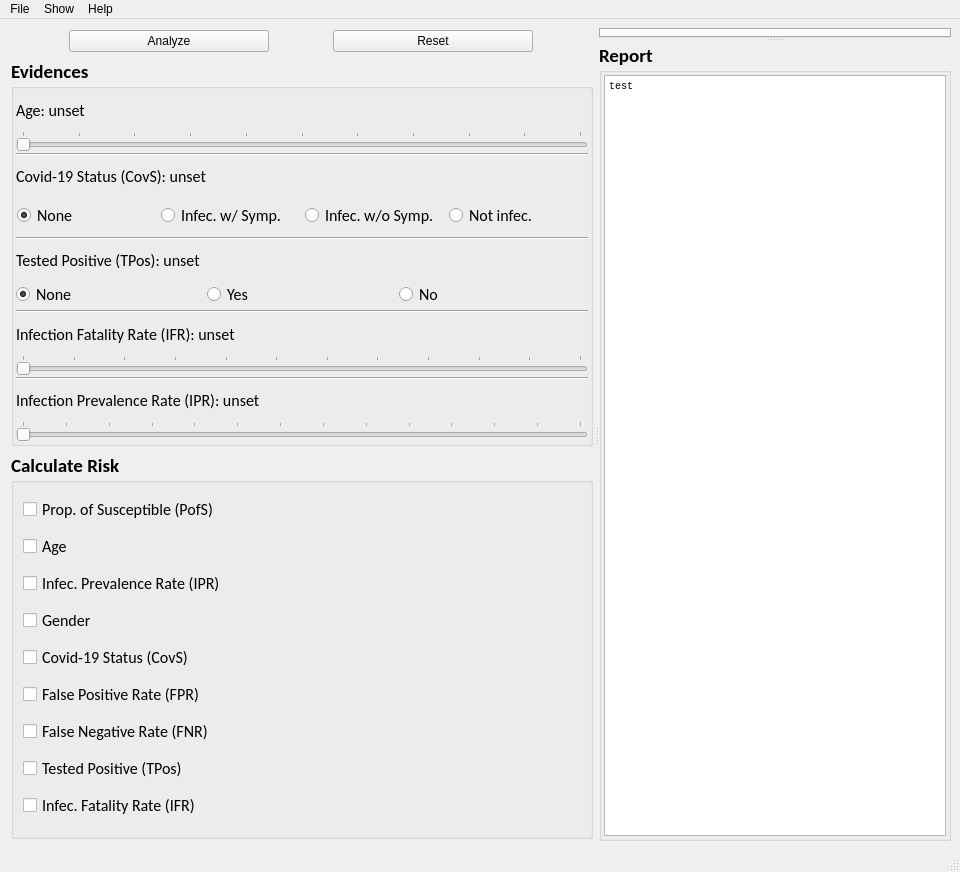
This is mainwindow.ui in helderc/dss-bt-risk as Qt 5 draws it before an edit. The edited form follows.
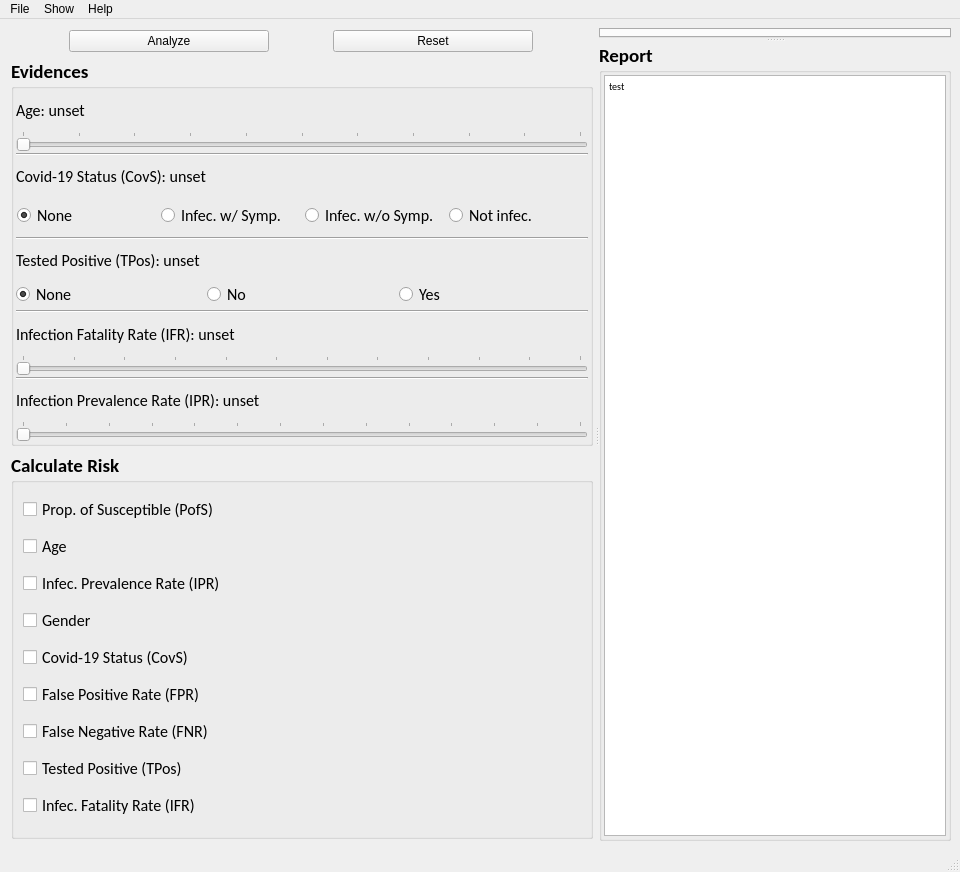
This is the edited form.

```diff
--- a/mainwindow.ui
+++ b/mainwindow.ui
@@ -321,23 +321,6 @@
                </attribute>
               </widget>
              </item>
-             <item>
-              <widget class="QRadioButton" name="rdbTPosYes">
-               <property name="font">
-                <font>
-                 <pointsize>12</pointsize>
-                 <weight>50</weight>
-                 <bold>false</bold>
-                </font>
-               </property>
-               <property name="text">
-                <string>Yes</string>
-               </property>
-               <attribute name="buttonGroup">
-                <string notr="true">bgrpTPos</string>
-               </attribute>
-              </widget>
-             </item>
              <item>
               <widget class="QRadioButton" name="rdbTPosNo">
                <property name="font">
@@ -355,6 +338,23 @@
                </attribute>
               </widget>
              </item>
+             <item>
+              <widget class="QRadioButton" name="rdbTPosYes">
+               <property name="font">
+                <font>
+                 <pointsize>12</pointsize>
+                 <weight>50</weight>
+                 <bold>false</bold>
+                </font>
+               </property>
+               <property name="text">
+                <string>Yes</string>
+               </property>
+               <attribute name="buttonGroup">
+                <string notr="true">bgrpTPos</string>
+               </attribute>
+              </widget>
+             </item>
             </layout>
            </item>
            <item>
@@ -625,6 +625,12 @@
        </layout>
       </widget>
       <widget class="QSplitter" name="splitter">
+       <property name="sizePolicy">
+        <sizepolicy hsizetype="Expanding" vsizetype="Expanding">
+         <horstretch>0</horstretch>
+         <verstretch>0</verstretch>
+        </sizepolicy>
+       </property>
        <property name="orientation">
         <enum>Qt::Vertical</enum>
        </property>
@@ -680,8 +686,10 @@
            </property>
            <property name="font">
             <font>
-             <family>Consolas</family>
+             <family>Calibri</family>
              <pointsize>12</pointsize>
+             <weight>50</weight>
+             <bold>false</bold>
             </font>
            </property>
            <property name="readOnly">
@@ -691,8 +699,8 @@
             <string>&lt;!DOCTYPE HTML PUBLIC &quot;-//W3C//DTD HTML 4.0//EN&quot; &quot;http://www.w3.org/TR/REC-html40/strict.dtd&quot;&gt;
 &lt;html&gt;&lt;head&gt;&lt;meta name=&quot;qrichtext&quot; content=&quot;1&quot; /&gt;&lt;style type=&quot;text/css&quot;&gt;
 p, li { white-space: pre-wrap; }
-&lt;/style&gt;&lt;/head&gt;&lt;body style=&quot; font-family:'Consolas'; font-size:12pt; font-weight:600; font-style:normal;&quot;&gt;
-&lt;p style=&quot; margin-top:0px; margin-bottom:0px; margin-left:0px; margin-right:0px; -qt-block-indent:0; text-indent:0px;&quot;&gt;&lt;span style=&quot; font-family:'MS Shell Dlg 2'; font-size:7.8pt; font-weight:400;&quot;&gt;test&lt;/span&gt;&lt;/p&gt;&lt;/body&gt;&lt;/html&gt;</string>
+&lt;/style&gt;&lt;/head&gt;&lt;body style=&quot; font-family:'Calibri'; font-size:12pt; font-weight:400; font-style:normal;&quot;&gt;
+&lt;p style=&quot; margin-top:0px; margin-bottom:0px; margin-left:0px; margin-right:0px; -qt-block-indent:0; text-indent:0px;&quot;&gt;&lt;span style=&quot; font-family:'MS Shell Dlg 2'; font-size:7.8pt;&quot;&gt;test&lt;/span&gt;&lt;/p&gt;&lt;/body&gt;&lt;/html&gt;</string>
            </property>
           </widget>
          </item>
```
